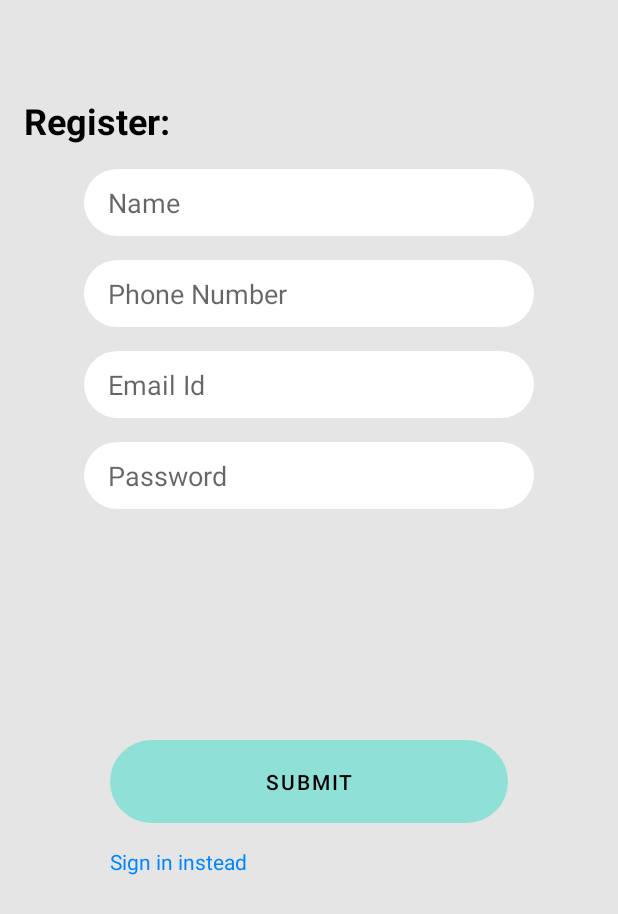
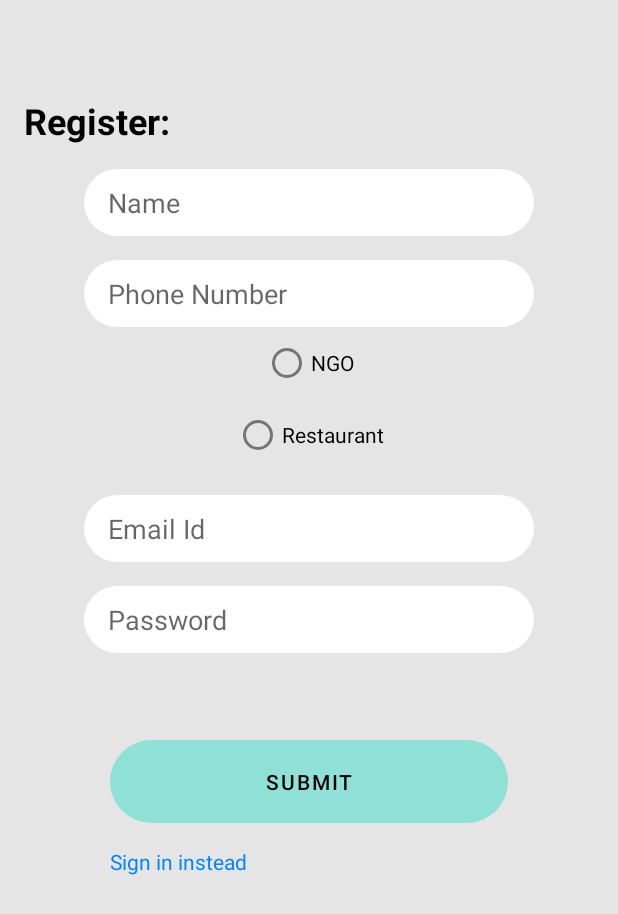
Before and after one commit to addy0110/Foodonate, an Android app: the RegisterFragment screen opened through its navigation route, on a phone screen of 412 x 824 dp. Shown: the top 914 px of the screen. Run offline under Robolectric (Android 15) with nearby library versions, the phone set to English and light mode, and no system bars; our stand-ins replace data binding.

Commit message:
Added radio button in RegisterFragment.kt

```diff
--- a/app/src/main/java/com/example/foodonate/RegisterFragment.kt
+++ b/app/src/main/java/com/example/foodonate/RegisterFragment.kt
@@ -5,14 +5,19 @@ import androidx.fragment.app.Fragment
 import android.view.LayoutInflater
 import android.view.View
 import android.view.ViewGroup
+import android.widget.RadioButton
+import android.widget.Toast
+import com.example.foodonate.databinding.FragmentRegisterBinding
 
 class RegisterFragment : Fragment() {
+    lateinit var binding: FragmentRegisterBinding
     override fun onCreateView(
         inflater: LayoutInflater, container: ViewGroup?,
         savedInstanceState: Bundle?
-    ): View? {
+    ): View {
         // Inflate the layout for this fragment
-        return inflater.inflate(R.layout.fragment_register, container, false)
+        binding = FragmentRegisterBinding.inflate(layoutInflater,container,false)
+        return binding.root
     }
 
 }
--- a/app/src/main/res/layout/fragment_register.xml
+++ b/app/src/main/res/layout/fragment_register.xml
@@ -45,6 +45,24 @@
         app:layout_constraintStart_toStartOf="parent"
         app:layout_constraintTop_toBottomOf="@id/etName" />
 
+    <RadioGroup xmlns:android="http://schemas.android.com/apk/res/android"
+        android:id="@+id/rgOption"
+        android:gravity="center"
+        app:layout_constraintTop_toBottomOf="@id/etPhNumber"
+        app:layout_constraintStart_toStartOf="@id/etPhNumber"
+        app:layout_constraintEnd_toEndOf="@id/etPhNumber"
+        android:layout_width="match_parent"
+        android:layout_height="wrap_content"
+        android:orientation="vertical">
+        <RadioButton android:id="@+id/radio_NGO"
+            android:layout_width="wrap_content"
+            android:layout_height="wrap_content"
+            android:text="NGO"/>
+        <RadioButton android:id="@+id/radio_restaurant"
+            android:layout_width="wrap_content"
+            android:layout_height="wrap_content"
+            android:text="Restaurant"/>
+    </RadioGroup>
 
     <EditText
         android:id="@+id/etEmailId"
@@ -58,7 +76,7 @@
         android:paddingVertical="10dp"
         app:layout_constraintEnd_toEndOf="parent"
         app:layout_constraintStart_toStartOf="parent"
-        app:layout_constraintTop_toBottomOf="@id/etPhNumber" />
+        app:layout_constraintTop_toBottomOf="@id/rgOption" />
 
     <EditText
         android:id="@+id/etPassword"
```
